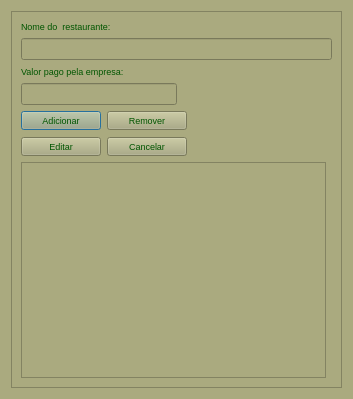
Old version of the form ui/restaurante.ui in the repository tiagopascal/Almoco.
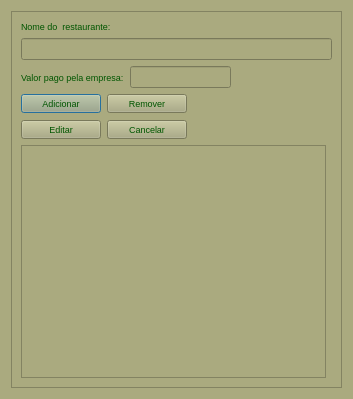
New version of the form.

```diff
--- a/ui/restaurante.ui
+++ b/ui/restaurante.ui
@@ -74,7 +74,7 @@
           </property>
          </widget>
         </item>
-        <item row="1" column="0">
+        <item row="0" column="1">
          <widget class="QLineEdit" name="lineEdit_valor">
           <property name="font">
            <font>
@@ -84,9 +84,12 @@
           <property name="inputMethodHints">
            <set>Qt::ImhPreferNumbers</set>
           </property>
+          <property name="alignment">
+           <set>Qt::AlignRight|Qt::AlignTrailing|Qt::AlignVCenter</set>
+          </property>
          </widget>
         </item>
-        <item row="1" column="1">
+        <item row="0" column="2">
          <spacer name="horizontalSpacer">
           <property name="orientation">
            <enum>Qt::Horizontal</enum>
@@ -151,7 +154,7 @@
           </property>
          </widget>
         </item>
-        <item row="0" column="2">
+        <item row="0" column="2" colspan="2">
          <spacer name="horizontalSpacer_2">
           <property name="orientation">
            <enum>Qt::Horizontal</enum>
```
